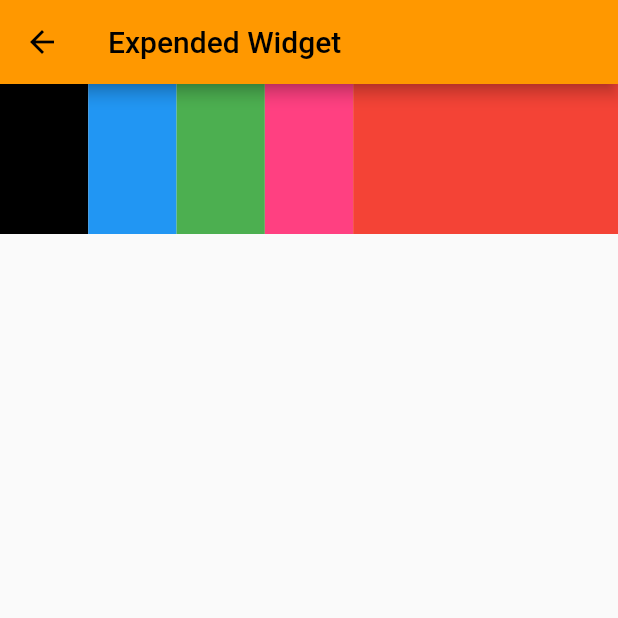
After one commit to rencrypter/flutter, a Flutter app: the ExpendedWidget screen opened by its route, on a phone screen of 412 x 824 dp, the top half of it. The commit adds this screen. Run offline on Flutter 3.47's test engine with Material 2 defaults, Android fonts, the phone set to English and light mode, and no system bars.

Commit message:
ExpendedWid & ListTile

```diff
--- /dev/null
+++ b/lib/pages/ExpendedWidget.dart
@@ -0,0 +1,60 @@
+import 'package:flutter/material.dart';
+
+class ExpendedWidget extends StatelessWidget {
+
+
+  @override
+  Widget build(BuildContext context) {
+    return Scaffold(
+      appBar: AppBar(
+
+        title: Text("Expended Widget"),
+
+      ),
+      body: Row(
+        children: [
+          Expanded(
+            flex: 1,
+            child: Container(
+              width: 50,
+              height: 100,
+              color: Colors.black,
+            ),
+          ),
+          Expanded(
+            flex: 1,
+            child: Container(
+              width: 50,
+              height: 100,
+              color: Colors.blue,
+            ),
+          ),
+          Expanded(
+            flex: 1,
+            child: Container(
+              width: 50,
+              height: 100,
+              color: Colors.green,
+            ),
+          ),
+          Expanded(
+            flex: 1,
+            child: Container(
+              width: 50,
+              height: 100,
+              color: Colors.pinkAccent,
+            ),
+          ),
+          Expanded(
+            flex: 3,
+            child: Container(
+              width: 50,
+              height: 100,
+              color: Colors.red,
+            ),
+          ),
+        ],
+      )
+    );
+  }
+}
--- a/lib/pages/List.dart
+++ b/lib/pages/List.dart
@@ -23,7 +23,9 @@ class List extends StatelessWidget {
       //   itemCount: arrNames.length,
       // ),
       ListView.separated(itemBuilder: (context,index){
-        return Text(arrNames[index], style: TextStyle(fontSize: 21),);
+        return
+
+          Text(arrNames[index], style: TextStyle(fontSize: 21),);
 
       },
 
```
Also changed, not shown: lib/main.dart (+10 -6 lines), lib/pages/ListTil.dart (added, +43 -0 lines).
